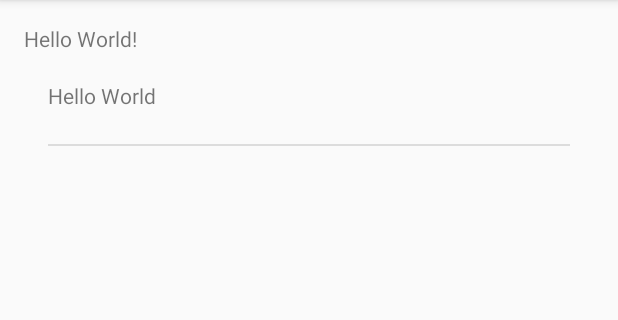
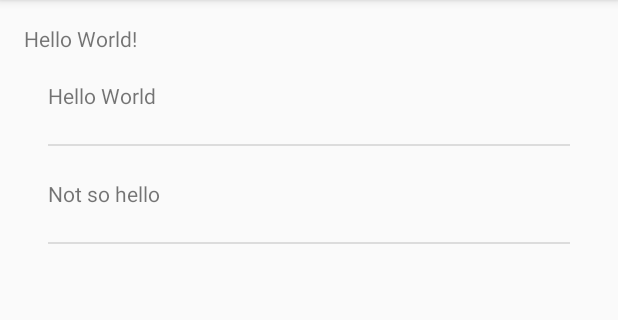
Before and after one commit to humayunSean/udaProject, an Android app: the screen it shows after launch (MainActivity), on a phone screen of 412 x 824 dp, the part 84-404 px from its top. Run offline under Robolectric (Android 15) with nearby library versions, the phone set to English and light mode, and no system bars.

Commit message:
changes-060616

```diff
--- a/app/src/main/java/com/bhi/humayun/udaproject/MainActivity.java
+++ b/app/src/main/java/com/bhi/humayun/udaproject/MainActivity.java
@@ -1,19 +1,11 @@
 package com.bhi.humayun.udaproject;
 
 import android.os.Bundle;
-import android.support.v4.app.Fragment;
 import android.support.v7.app.AppCompatActivity;
-import android.view.LayoutInflater;
-import android.view.View;
-import android.view.ViewGroup;
-import android.widget.ArrayAdapter;
-import android.widget.ListView;
-
-import java.util.ArrayList;
-import java.util.Arrays;
-import java.util.List;
 
 public class MainActivity extends AppCompatActivity {
+
+
 
     @Override
     protected void onCreate(Bundle savedInstanceState) {
@@ -24,25 +16,5 @@ public class MainActivity extends AppCompatActivity {
         }
     }
 
-    public static class MainFragment extends Fragment {
 
-        ArrayAdapter<String> movieData;
-
-        public MainFragment(){}
-
-        @Override
-        public View onCreateView(LayoutInflater inflater, ViewGroup container, Bundle savedInstanceState){
-
-            String[] data = {"Hello World"};
-            List<String> movieString = new ArrayList<String>(Arrays.asList(data));
-
-            movieData = new ArrayAdapter<String>(getActivity(), R.layout.list_item, R.id.list_item_textview, movieString);
-
-            View rootView = inflater.inflate(R.layout.fragment_main, container, false);
-
-            ListView listview = (ListView) rootView.findViewById(R.id.listview_forecast);
-            listview.setAdapter(movieData);
-            return rootView;
-        }
-    }
 }
--- /dev/null
+++ b/app/src/main/java/com/bhi/humayun/udaproject/MainFragment.java
@@ -0,0 +1,142 @@
+package com.bhi.humayun.udaproject;
+
+import android.net.Uri;
+import android.os.AsyncTask;
+import android.os.Bundle;
+import android.support.v4.app.Fragment;
+import android.util.Log;
+import android.view.LayoutInflater;
+import android.view.View;
+import android.view.ViewGroup;
+import android.widget.ArrayAdapter;
+import android.widget.ListView;
+import android.widget.Toast;
+
+import java.util.ArrayList;
+import java.util.Arrays;
+import java.util.Date;
+import java.util.List;
+
+/**
+ * Created by humayun on 04-06-2016.
+ */
+public class MainFragment extends Fragment {
+
+
+
+    @Override
+    public void onStart() {
+        super.onStart();
+        FetchMovieData fetchMovieData = new FetchMovieData();
+        fetchMovieData.execute();
+    }
+
+    ArrayAdapter<String> movieData;
+
+    public MainFragment(){}
+
+    @Override
+    public View onCreateView(LayoutInflater inflater, ViewGroup container, Bundle savedInstanceState){
+
+        String[] data = {"Hello World","Not so hello"};
+        List<String> movieString = new ArrayList<String>(Arrays.asList(data));
+
+        movieData = new ArrayAdapter<String>(getActivity(), R.layout.list_item, R.id.list_item_textview, movieString);
+
+        View rootView = inflater.inflate(R.layout.fragment_main, container, false);
+
+        ListView listview = (ListView) rootView.findViewById(R.id.listview_forecast);
+        listview.setAdapter(movieData);
+
+
+
+        return rootView;
+    }
+
+    public class FetchMovieData extends AsyncTask<Void,Void,Void>{
+
+        private final String LOG_TAG = FetchMovieData.class.getSimpleName();
+
+
+        @Override
+        protected Void doInBackground(Void... params) {
+
+            try {
+                final String Base_Url = "https://api.themoviedb.org/3/discover/movie?";
+                final String startDate = "primary_release_date.gte";
+                final String endDate = "primary_release_date.lte";
+                final String app_id = "app_key";
+
+                Date date = new Date();
+                String stringDate = date.toString();
+
+                int len = stringDate.length();
+                String[] subDate = stringDate.split(" ");
+
+                String todayDate = dateSimplified(subDate);
+                String stDate = startdateSimplified(subDate);
+
+                Uri movieUrl  = Uri.parse(Base_Url).buildUpon()
+                    .appendQueryParameter(startDate,stDate)
+                    .appendQueryParameter(endDate,todayDate)
+                    .appendQueryParameter(app_id,"35f4a6a472c42472f7f14863e5c108a2").build();
+
+                Log.v(LOG_TAG,"Date UdaProject:" + movieUrl);
+            }catch (Exception e){
+                Log.v(LOG_TAG,"Date UdaProject:" + e);
+            }
+
+            return null;
+        }
+
+        public String monthSimplified(String date){
+            String month ="";
+            switch(date){
+                case "Jan": month = "01";
+                case "Feb": month = "02";
+                case "Mar": month = "03";
+                case "Apr": month = "04";
+                case "May": month = "05";
+                case "Jun": month = "06";
+                case "Jul": month = "07";
+                case "Aug": month = "08";
+                case "Sep": month = "09";
+                case "Oct": month = "10";
+                case "Nov": month = "11";
+                case "Dec": month = "12";
+            }
+            return month;
+        }
+
+        public String dateSimplified(String[] date){
+            String month = monthSimplified(date[1]);
+            String startD = date[5]+"-"+month+"-"+date[2];
+            return startD;
+        }
+
+        public String startdateSimplified(String[] date){
+            String month = monthSimplified(date[1]);
+            if(month == "1"){
+                month = "12";
+            }else if(month == "12" || month == "11"){
+                int day = Integer.parseInt(month);
+                day--;
+                month = Integer.toString(day);
+            }else{
+                int day = Integer.parseInt(month);
+                day--;
+                month = "0"+ Integer.toString(day);
+            }
+            String startD = date[5]+"-"+month+"-"+date[2];
+            return startD;
+        }
+
+        @Override
+        protected void onPostExecute(Void aVoid) {
+            super.onPostExecute(aVoid);
+            Date date = new Date();
+            String stringDate = date.toString();
+            Toast.makeText(getActivity(), stringDate, Toast.LENGTH_SHORT).show();
+        }
+    }
+}
--- a/build.gradle
+++ b/build.gradle
@@ -5,7 +5,7 @@ buildscript {
         jcenter()
     }
     dependencies {
-        classpath 'com.android.tools.build:gradle:2.0.0'
+        classpath 'com.android.tools.build:gradle:2.1.0'
 
         // NOTE: Do not place your application dependencies here; they belong
         // in the individual module build.gradle files
```
